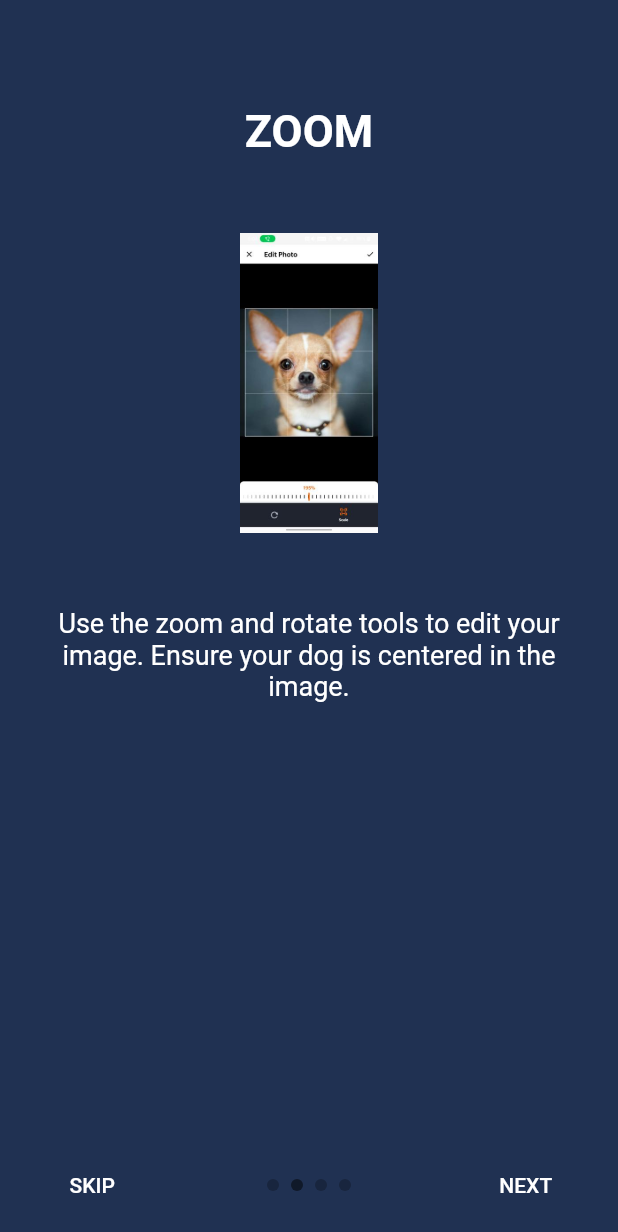
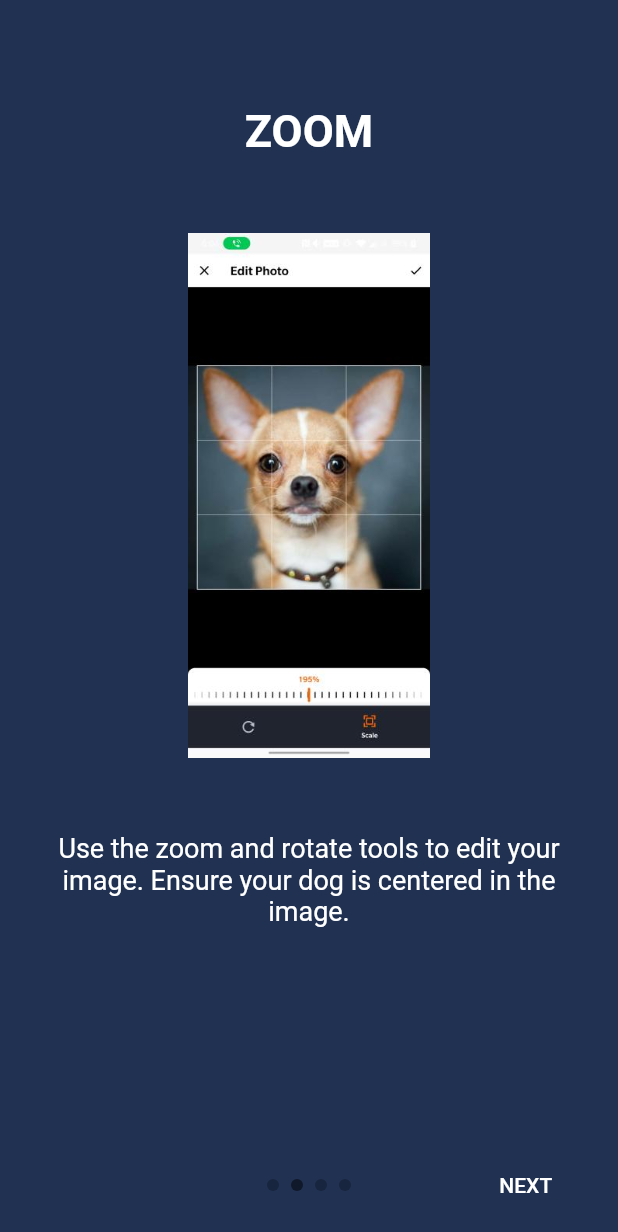
Before and after one commit to 15dani1/WoofCheck, a Flutter app: the MyFAQPage widget shown alone on an empty page, opened directly, swiped to page 2, on a phone screen of 412 x 824 dp. Shown: the top 1232 px of the screen. Run offline on Flutter 3.47's test engine with Material 2 defaults, Android fonts, the phone set to English and light mode, and no system bars; drawn by our look-alikes of intro_slider; our stand-ins replace image_cropper, image_picker; missing offline and left inert: sortedmap, tflite; project files that could hold a hidden picture were left out.

Commit message:
Added some screenshots to Help page

```diff
--- a/WoofCheck_APP/lib/help_page.dart
+++ b/WoofCheck_APP/lib/help_page.dart
@@ -33,6 +33,7 @@ class IntroScreenState extends State<MyFAQPage> {
         title: "ZOOM",
         description: "Use the zoom and rotate tools to edit your image. Ensure your dog is centered in the image.",
         pathImage: "assets/cropping.jpg",
+        heightImage: 350.0,
         backgroundColor: Color(0xff203152),
       ),
     );
@@ -41,7 +42,8 @@ class IntroScreenState extends State<MyFAQPage> {
         title: "RESULTS",
         description:
         "View your results! If you would like a better reading, click 'Retake Image' and submit another picture of your dog.",
-        pathImage: "images/photo_ruler.png",
+        pathImage: "assets/result.jpg",
+        heightImage: 350.0,
         backgroundColor: Color(0xff9932CC),
       ),
     );
@@ -49,21 +51,20 @@ class IntroScreenState extends State<MyFAQPage> {
       new Slide(
         title: "NEW IMAGE",
         description: "If you would like to try the app on a new dog, select 'New Image'.",
-        pathImage: "images/photo_pencil.png",
+        pathImage: "assets/retake.jpg",
+        heightImage: 350.0,
         backgroundColor: Color(0xff008000),
       ),
     );
-  }
-
-  void onDonePress() {
-    HomeWidget(Colors.blue);
   }
 
   @override
   Widget build(BuildContext context) {
     return new IntroSlider(
       slides: this.slides,
-      onDonePress: this.onDonePress,
+      isShowDoneBtn: true,
+      isShowPrevBtn: true,
+      isShowSkipBtn: false,
     );
   }
 }
```
Also changed, not shown: WoofCheck_APP/assets/result.jpg (added), WoofCheck_APP/assets/retake.jpg (added).
